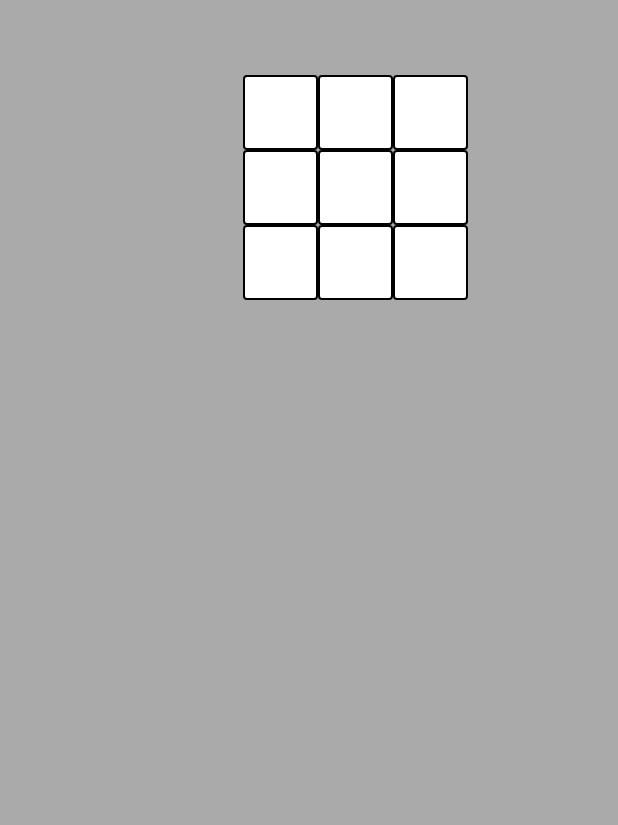
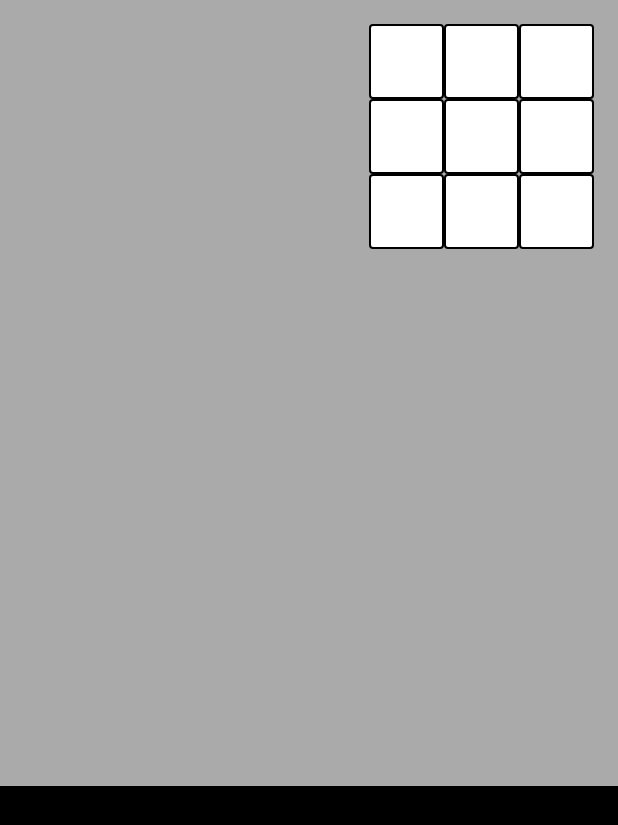
Before and after one commit to NanoCarbon/DungeonCrawlerFramework, an Android app: the screen it shows after launch (ItemMenu), after a tap on "INVENTORY", on a phone screen of 412 x 824 dp. Shown: the top 825 px of the screen. Run offline under Robolectric (Android 15) with nearby library versions, the phone set to English and light mode, and no system bars; 3 other taps on this screen came first.

Commit message:
Add new Limb types

```diff
--- a/app/src/main/java/com/example/dungeoncrawlerframework/Item.java
+++ b/app/src/main/java/com/example/dungeoncrawlerframework/Item.java
@@ -1,4 +1,6 @@
 package com.example.dungeoncrawlerframework;
+
+import com.example.dungeoncrawlerframework.Limbs.Limb;
 
 public class Item {
 
@@ -43,7 +45,7 @@ public class Item {
         this.effectValue = effectValue;
     }
 
-        public int getItemEffectType() {
+    public int getItemEffectType() {
             return itemEffectType;
     }
 
--- a/app/src/main/java/com/example/dungeoncrawlerframework/Limb.java
+++ b/app/src/main/java/com/example/dungeoncrawlerframework/Limbs/Limb.java
@@ -1,4 +1,6 @@
-package com.example.dungeoncrawlerframework;
+package com.example.dungeoncrawlerframework.Limbs;
+
+import com.example.dungeoncrawlerframework.Item;
 
 public class Limb {
 
--- a/app/src/main/java/com/example/dungeoncrawlerframework/Player.java
+++ b/app/src/main/java/com/example/dungeoncrawlerframework/Player.java
@@ -1,4 +1,6 @@
 package com.example.dungeoncrawlerframework;
+
+import com.example.dungeoncrawlerframework.Limbs.Limb;
 
 import java.util.ArrayList;
 
--- a/app/src/main/res/layout/activity_item_menu.xml
+++ b/app/src/main/res/layout/activity_item_menu.xml
@@ -9,6 +9,16 @@
 
     <!--todo: [High] nest recycler view into another text view that shows no items if there isn't any-->
     <!--todo: [High] pretty up and organize; add player stats onto this screen-->
+    <androidx.constraintlayout.widget.ConstraintLayout xmlns:android="http://schemas.android.com/apk/res/android"
+        xmlns:app="http://schemas.android.com/apk/res-auto"
+        xmlns:tools="http://schemas.android.com/tools"
+        android:layout_width="match_parent"
+        android:layout_height="300dp"
+        android:background="@android:color/black"
+        app:layout_constraintBottom_toBottomOf="parent"
+        app:layout_constraintStart_toStartOf="parent"
+        tools:context=".ItemMenu">
+
             <androidx.recyclerview.widget.RecyclerView
             android:id="@+id/itemMenuRecyclerView"
             android:layout_width="match_parent"
@@ -26,16 +36,19 @@
             app:layout_constraintEnd_toEndOf="parent"
             app:layout_constraintStart_toStartOf="parent" />
 
+    </androidx.constraintlayout.widget.ConstraintLayout>
+
     <ImageView
         android:id="@+id/limb1EquippedItem"
         android:layout_width="50dp"
         android:layout_height="50dp"
-        android:layout_marginTop="50dp"
-        android:layout_marginEnd="100dp"
-        android:layout_marginRight="100dp"
+        android:layout_marginTop="16dp"
+        android:layout_marginEnd="16dp"
+        android:layout_marginRight="16dp"
         android:background="@drawable/shape"
         app:layout_constraintEnd_toEndOf="parent"
-        app:layout_constraintTop_toTopOf="parent" />
+        app:layout_constraintTop_toTopOf="parent"
+        android:clickable="true"/>
 
     <ImageView
         android:id="@+id/limb2EquippedItem"
@@ -43,14 +56,17 @@
         android:layout_height="50dp"
         android:background="@drawable/shape"
         app:layout_constraintEnd_toStartOf="@+id/limb1EquippedItem"
-        app:layout_constraintTop_toTopOf="@+id/limb1EquippedItem" />
+        app:layout_constraintTop_toTopOf="@+id/limb1EquippedItem"
+        android:clickable="true"/>
+
     <ImageView
         android:id="@+id/limb3EquippedItem"
         android:layout_width="50dp"
         android:layout_height="50dp"
         android:background="@drawable/shape"
         app:layout_constraintEnd_toStartOf="@+id/limb2EquippedItem"
-        app:layout_constraintTop_toTopOf="@+id/limb1EquippedItem" />
+        app:layout_constraintTop_toTopOf="@+id/limb1EquippedItem"
+        android:clickable="true"/>
 
     <ImageView
         android:id="@+id/limb4EquippedItem"
@@ -58,21 +74,24 @@
         android:layout_height="50dp"
         android:background="@drawable/shape"
         app:layout_constraintEnd_toEndOf="@+id/limb1EquippedItem"
-        app:layout_constraintTop_toBottomOf="@+id/limb1EquippedItem" />
+        app:layout_constraintTop_toBottomOf="@+id/limb1EquippedItem"
+        android:clickable="true"/>
     <ImageView
         android:id="@+id/limb5EquippedItem"
         android:layout_width="50dp"
         android:layout_height="50dp"
         android:background="@drawable/shape"
         app:layout_constraintEnd_toStartOf="@+id/limb4EquippedItem"
-        app:layout_constraintTop_toTopOf="@+id/limb4EquippedItem" />
+        app:layout_constraintTop_toTopOf="@+id/limb4EquippedItem"
+        android:clickable="true"/>
     <ImageView
         android:id="@+id/limb6EquippedItem"
         android:layout_width="50dp"
         android:layout_height="50dp"
         android:background="@drawable/shape"
         app:layout_constraintEnd_toStartOf="@+id/limb5EquippedItem"
-        app:layout_constraintTop_toTopOf="@+id/limb4EquippedItem" />
+        app:layout_constraintTop_toTopOf="@+id/limb4EquippedItem"
+        android:clickable="true"/>
 
     <ImageView
         android:id="@+id/limb7EquippedItem"
@@ -80,20 +99,23 @@
         android:layout_height="50dp"
         android:background="@drawable/shape"
         app:layout_constraintEnd_toEndOf="@+id/limb4EquippedItem"
-        app:layout_constraintTop_toBottomOf="@+id/limb4EquippedItem" />
+        app:layout_constraintTop_toBottomOf="@+id/limb4EquippedItem"
+        android:clickable="true"/>
     <ImageView
         android:id="@+id/limb8EquippedItem"
         android:layout_width="50dp"
         android:layout_height="50dp"
         android:background="@drawable/shape"
         app:layout_constraintEnd_toStartOf="@+id/limb7EquippedItem"
-        app:layout_constraintTop_toTopOf="@+id/limb7EquippedItem" />
+        app:layout_constraintTop_toTopOf="@+id/limb7EquippedItem"
+        android:clickable="true"/>
     <ImageView
         android:id="@+id/limb9EquippedItem"
         android:layout_width="50dp"
         android:layout_height="50dp"
         android:background="@drawable/shape"
         app:layout_constraintEnd_toStartOf="@+id/limb8EquippedItem"
-        app:layout_constraintTop_toTopOf="@+id/limb7EquippedItem" />
+        app:layout_constraintTop_toTopOf="@+id/limb7EquippedItem"
+        android:clickable="true"/>
 
 </androidx.constraintlayout.widget.ConstraintLayout>
```
Also changed, not shown: app/src/main/java/com/example/dungeoncrawlerframework/Battle.java (+2 -5 lines), app/src/main/java/com/example/dungeoncrawlerframework/Limbs/Feet.java (added, +19 -0 lines), app/src/main/java/com/example/dungeoncrawlerframework/Limbs/Hand.java (added, +20 -0 lines), app/src/main/java/com/example/dungeoncrawlerframework/Limbs/Head.java (added, +19 -0 lines), app/src/main/java/com/example/dungeoncrawlerframework/Limbs/Legs.java (added, +18 -0 lines), app/src/main/java/com/example/dungeoncrawlerframework/Limbs/Torso.java (added, +18 -0 lines). Lines whose indentation alone changed are shown as unchanged.
